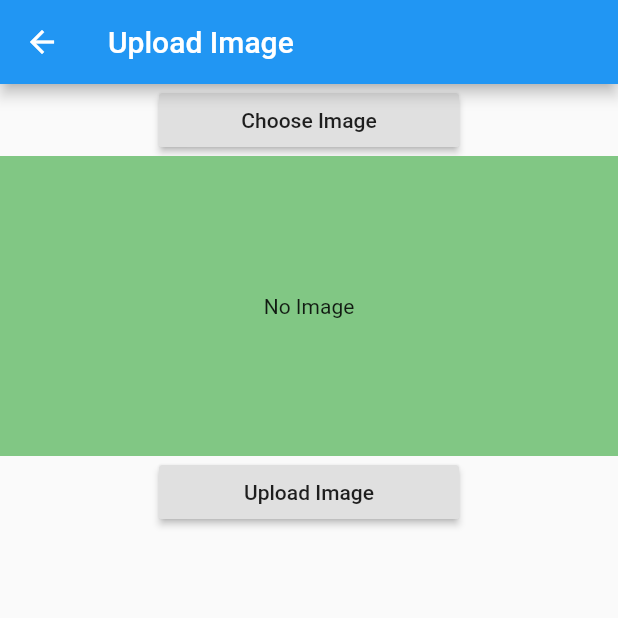
After one commit to pwinzip/flutter_firebasedemo, a Flutter app: the UploadImage screen opened directly, on a phone screen of 412 x 824 dp, the top half of it. The commit adds this screen. Run offline on Flutter 3.47's test engine with Material 2 defaults, Android fonts, the light colour scheme and no system bars; our stand-ins replace cloud_firestore, firebase_auth, firebase_core, firebase_storage, flutter_slidable, google_sign_in and 2 more; missing offline and left inert: flutter_auth_buttons; accounts and stored records are empty.

Commit message:
upload image

```diff
--- /dev/null
+++ b/lib/screens/uploadimage.dart
@@ -0,0 +1,101 @@
+import 'dart:io';
+
+import 'package:cloud_firestore/cloud_firestore.dart';
+import 'package:firebase_storage/firebase_storage.dart';
+import 'package:flutter/material.dart';
+import 'package:image_picker/image_picker.dart';
+import 'package:path/path.dart' as Path;
+
+class UploadImage extends StatefulWidget {
+  @override
+  _UploadImageState createState() => _UploadImageState();
+}
+
+class _UploadImageState extends State<UploadImage> {
+  final picker = ImagePicker();
+  File _image;
+
+  Future getImage() async {
+    print('getImage');
+    final pickedFile = await picker.getImage(source: ImageSource.gallery);
+
+    setState(() {
+      if (pickedFile != null) {
+        _image = File(pickedFile.path);
+      } else {
+        print('No image selected.');
+      }
+    });
+  }
+
+  Future uploadImage() async {
+    if (_image != null) {
+      print('upload Image');
+      String fileName = Path.basename(_image.path);
+      StorageReference storageReference =
+          FirebaseStorage.instance.ref().child('uploads/$fileName');
+      StorageUploadTask storageUploadTask = storageReference.putFile(_image);
+      StorageTaskSnapshot taskSnapshot = await storageUploadTask.onComplete;
+      taskSnapshot.ref.getDownloadURL().then((value) async {
+        print(value);
+        await FirebaseFirestore.instance.collection('Images').add({
+          'url': value,
+        });
+        setState(() {
+          _image = null;
+        });
+      });
+    }
+  }
+
+  @override
+  Widget build(BuildContext context) {
+    return Scaffold(
+      appBar: AppBar(
+        title: Text("Upload Image"),
+      ),
+      body: Column(
+        children: [
+          Row(
+            mainAxisAlignment: MainAxisAlignment.center,
+            children: [
+              Container(
+                width: 200,
+                child: RaisedButton(
+                  onPressed: getImage,
+                  child: Text('Choose Image'),
+                ),
+              )
+            ],
+          ),
+          Container(
+            decoration: BoxDecoration(
+              color: Colors.green[300],
+            ),
+            height: 200,
+            width: 500,
+            child: _image == null
+                ? Center(
+                    child: Text('No Image'),
+                  )
+                : Center(
+                    child: Image.file(_image),
+                  ),
+          ),
+          Row(
+            mainAxisAlignment: MainAxisAlignment.center,
+            children: [
+              Container(
+                width: 200,
+                child: RaisedButton(
+                  onPressed: uploadImage,
+                  child: Text('Upload Image'),
+                ),
+              )
+            ],
+          ),
+        ],
+      ),
+    );
+  }
+}
```
Also changed, not shown: lib/screens/home.dart (+182 -78 lines), lib/screens/managefood.dart (+42 -5 lines), pubspec.yaml (+8 -7 lines), pubspec.lock.
